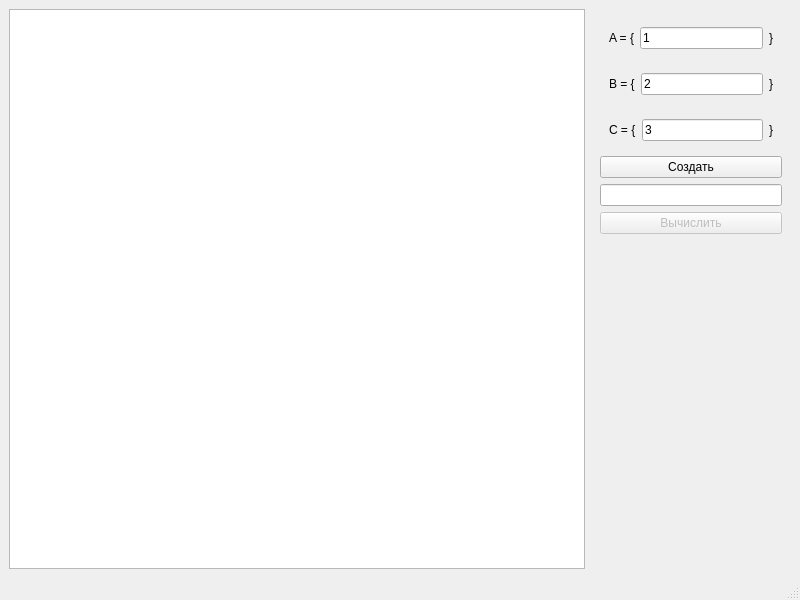
The window that mainwindow.ui (baseoleph/euler_diagram) describes before a commit, drawn with Qt 5.
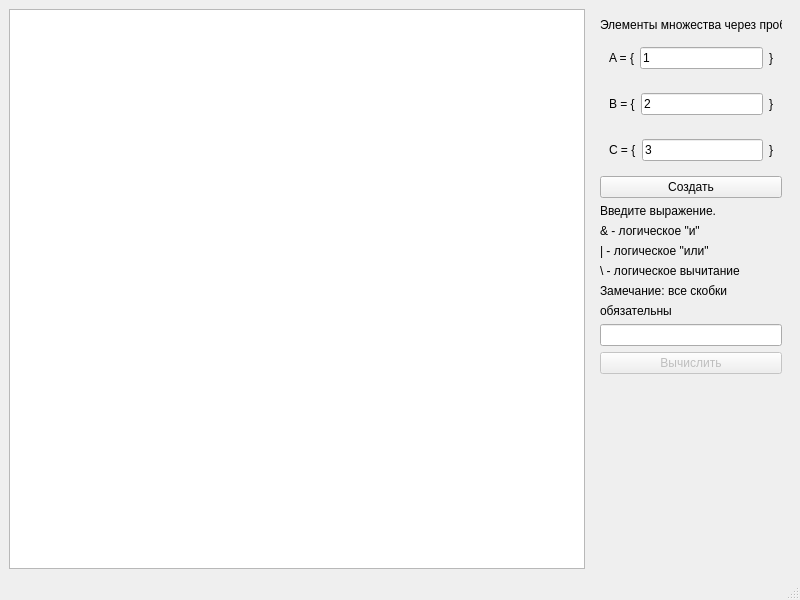
The same window after the commit.

The edit to the form file:
```diff
--- a/mainwindow.ui
+++ b/mainwindow.ui
@@ -27,6 +27,13 @@
        </size>
       </property>
       <layout class="QVBoxLayout" name="verticalLayout">
+       <item>
+        <widget class="QLabel" name="label_13">
+         <property name="text">
+          <string>Элементы множества через пробел</string>
+         </property>
+        </widget>
+       </item>
        <item>
         <widget class="QWidget" name="widget" native="true">
          <layout class="QHBoxLayout" name="horizontalLayout">
@@ -115,6 +122,51 @@
          </property>
         </widget>
        </item>
+       <item>
+        <widget class="QLabel" name="label_7">
+         <property name="text">
+          <string>Введите выражение.</string>
+         </property>
+         <property name="wordWrap">
+          <bool>false</bool>
+         </property>
+        </widget>
+       </item>
+       <item>
+        <widget class="QLabel" name="label_8">
+         <property name="text">
+          <string>&amp; - логическое &quot;и&quot;</string>
+         </property>
+        </widget>
+       </item>
+       <item>
+        <widget class="QLabel" name="label_9">
+         <property name="text">
+          <string>| - логическое &quot;или&quot;</string>
+         </property>
+        </widget>
+       </item>
+       <item>
+        <widget class="QLabel" name="label_10">
+         <property name="text">
+          <string>\ - логическое вычитание</string>
+         </property>
+        </widget>
+       </item>
+       <item>
+        <widget class="QLabel" name="label_11">
+         <property name="text">
+          <string>Замечание: все скобки</string>
+         </property>
+        </widget>
+       </item>
+       <item>
+        <widget class="QLabel" name="label_12">
+         <property name="text">
+          <string>обязательны</string>
+         </property>
+        </widget>
+       </item>
        <item>
         <widget class="QLineEdit" name="lineEdit_exp">
          <property name="text">
```
Left out of the diff: 2 changed lines with no effect on the pictures.
